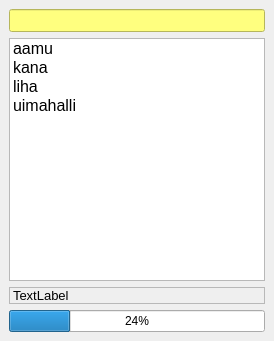
sergburn/firu.qt, file src/firumainwindow.ui: the form before one commit.
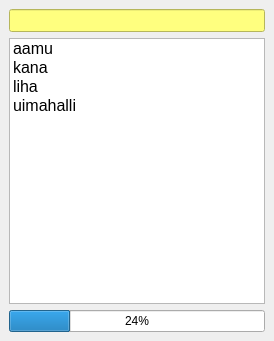
The form after the commit.

Diff of the .ui file:
```diff
--- a/src/firumainwindow.ui
+++ b/src/firumainwindow.ui
@@ -61,28 +61,6 @@
       </item>
      </widget>
     </item>
-    <item>
-     <widget class="QLabel" name="laTranslation">
-      <property name="font">
-       <font>
-        <family>MS Shell Dlg 2</family>
-        <pointsize>10</pointsize>
-        <weight>50</weight>
-        <italic>false</italic>
-        <bold>false</bold>
-       </font>
-      </property>
-      <property name="frameShape">
-       <enum>QFrame::StyledPanel</enum>
-      </property>
-      <property name="text">
-       <string>TextLabel</string>
-      </property>
-      <property name="wordWrap">
-       <bool>true</bool>
-      </property>
-     </widget>
-    </item>
     <item>
      <widget class="QProgressBar" name="prgTask">
       <property name="value">
```
Left out of the diff: 34 changed lines with no effect on the pictures.
